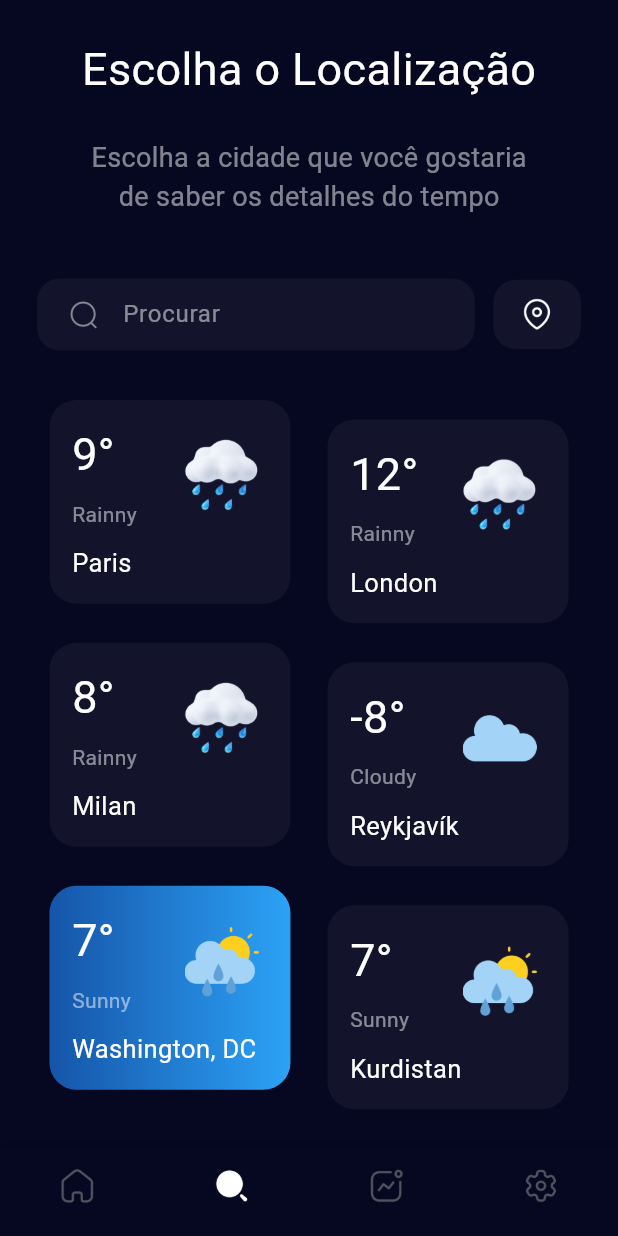
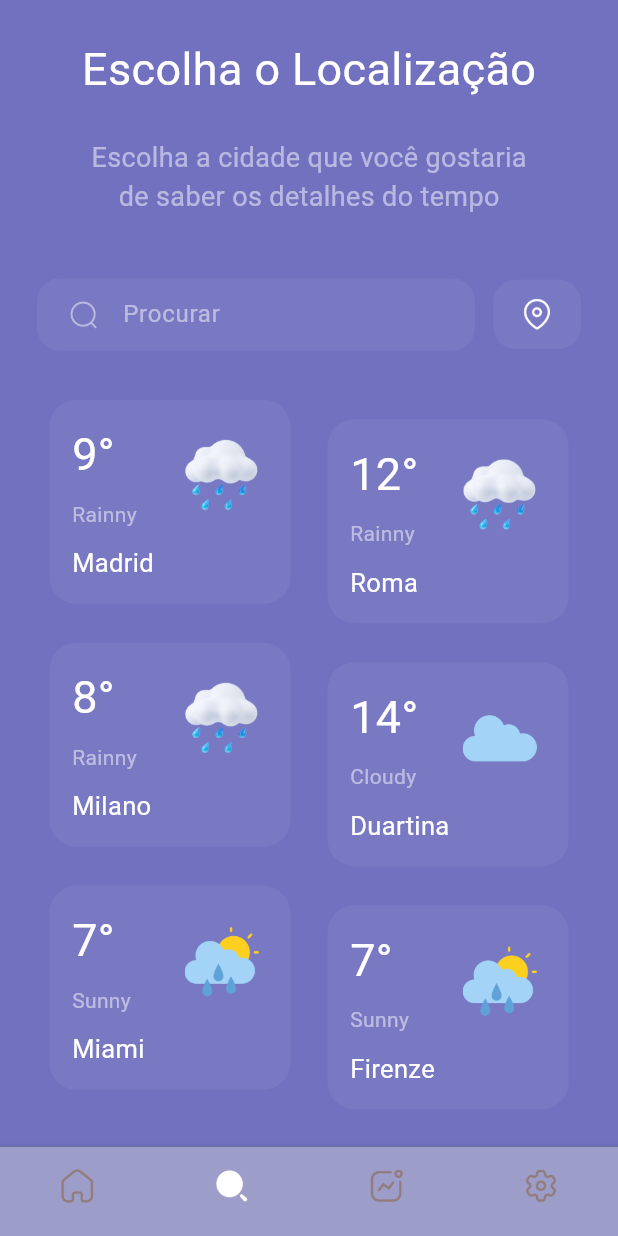
Before and after one commit to rafabcanedo/WeatherFlutter, a Flutter app: the screen it shows after launch, item 2 of the bottom bar chosen, on a phone screen of 412 x 824 dp. Run offline on Flutter 3.47's test engine with Material 3 defaults, Android fonts, the phone set to English and light mode, and no system bars; our stand-ins replace scrollable_positioned_list.

Commit message:
setting screen and alter some details

```diff
--- a/assets/myJson/file.json
+++ b/assets/myJson/file.json
@@ -1,6 +1,6 @@
 [
     {
-        "name": "Paris",
+        "name": "Madrid",
         "weekly_weather": [
             {
                 "main_temp": "9°C",
@@ -166,7 +166,7 @@
         ]
     },
     {
-        "name": "London",
+        "name": "Roma",
         "weekly_weather": [
             {
                 "main_temp": "10°C",
@@ -332,7 +332,7 @@
         ]
     },
     {
-        "name": "Milan",
+        "name": "Milano",
         "weekly_weather": [
             {
                 "main_temp": "10°C",
@@ -498,7 +498,7 @@
         ]
     },
     {
-        "name": "Reykjavík",
+        "name": "Duartina",
         "weekly_weather": [
             {
                 "main_temp": "-3°C",
@@ -630,7 +630,7 @@
                 "all_time": {}
             },
             {
-                "main_temp": "-8°C",
+                "main_temp": "14°C",
                 "main_wind": "17 km/h",
                 "main_humidity": "14%",
                 "main_img": "assets/img/4.png",
@@ -664,7 +664,7 @@
         ]
     },
     {
-        "name": "Washington, DC",
+        "name": "Miami",
         "weekly_weather": [
             {
                 "main_temp": "4°C",
@@ -830,7 +830,7 @@
         ]
     },
     {
-        "name": "Kurdistan",
+        "name": "Firenze",
         "weekly_weather": [
             {
                 "main_temp": "-3°C",
--- a/lib/ui/screens/bottomNavigationBar.dart
+++ b/lib/ui/screens/bottomNavigationBar.dart
@@ -40,7 +40,7 @@ class _NavBarState extends State<NavBar> {
       backgroundColor: Color(0xff060720),
       body: pages.elementAt(_currentIndex),
       bottomNavigationBar: BottomNavigationBar(
-        backgroundColor: Color(0xff060720),
+        backgroundColor: Color.fromARGB(255, 157, 157, 201),
         currentIndex: _currentIndex,
         showSelectedLabels: false,
         showUnselectedLabels: false,
@@ -52,22 +52,22 @@ class _NavBarState extends State<NavBar> {
         },
         items: [
           BottomNavigationBarItem(
-          icon: Image.asset('assets/icons/1.2.png', height: myHeight*0.03,color: Colors.grey.withOpacity(0.5),),
+          icon: Image.asset('assets/icons/1.2.png', height: myHeight*0.03,color: Color.fromARGB(255, 145, 123, 123)),
           label: '',
           activeIcon: Image.asset('assets/icons/1.1.png', height: myHeight*0.03,color: Colors.white),
           ),
           BottomNavigationBarItem(
-          icon: Image.asset('assets/icons/2.2.png', height: myHeight*0.03,color: Colors.grey.withOpacity(0.5),),
+          icon: Image.asset('assets/icons/2.2.png', height: myHeight*0.03,color: Color.fromARGB(255, 145, 123, 123)),
           label: '',
           activeIcon: Image.asset('assets/icons/2.1.png', height: myHeight*0.03,color: Colors.white),
           ),
           BottomNavigationBarItem(
-          icon: Image.asset('assets/icons/3.2.png', height: myHeight*0.03,color: Colors.grey.withOpacity(0.5),),
+          icon: Image.asset('assets/icons/3.2.png', height: myHeight*0.03,color: Color.fromARGB(255, 145, 123, 123)),
           label: '',
           activeIcon: Image.asset('assets/icons/3.1.png', height: myHeight*0.03,color: Colors.white),
           ),
           BottomNavigationBarItem(
-          icon: Image.asset('assets/icons/4.2.png', height: myHeight*0.03,color: Colors.grey.withOpacity(0.5),),
+          icon: Image.asset('assets/icons/4.2.png', height: myHeight*0.03,color: Color.fromARGB(255, 145, 123, 123)),
           label: '',
           activeIcon: Image.asset('assets/icons/4.1.png', height: myHeight*0.03,color: Colors.white),
           ),
--- a/lib/ui/screens/forecast.dart
+++ b/lib/ui/screens/forecast.dart
@@ -84,7 +84,7 @@ class _ForecastState extends State<Forecast> {
     double myWidth = MediaQuery.of(context).size.width;
     return SafeArea(
       child: Scaffold(
-        backgroundColor: Color(0xff060720),
+        backgroundColor: Color.fromARGB(255, 113, 113, 192),
         body: Container(
             height: myHeight,
             width: myWidth,
@@ -147,8 +147,8 @@ class _ForecastState extends State<Forecast> {
                                     : Colors.white.withOpacity(0.05),
                                 gradient: hour_index == index
                                     ? LinearGradient(colors: [
-                                        Color.fromARGB(255, 21, 85, 169),
-                                        Color.fromARGB(255, 44, 162, 246),
+                                        Color.fromARGB(255, 164, 141, 226),
+                                        Color.fromARGB(255, 154, 120, 216),
                                       ])
                                     : null),
                             child: Center(
--- a/lib/ui/screens/search.dart
+++ b/lib/ui/screens/search.dart
@@ -20,7 +20,7 @@ class _SearchState extends State<Search> {
 
   return SafeArea(
     child: Scaffold(
-      backgroundColor: Color(0xff060720),
+      backgroundColor: Color.fromARGB(255, 113, 113, 192),
       body: Container(
         height: myHeight,
         width: myWidth,
@@ -142,8 +142,8 @@ class _SearchState extends State<Search> {
                      widget.weatherModel[index].name
                      .toString()
                      ? LinearGradient(colors: [
-                      Color.fromARGB(255, 21, 85, 169),
-                      Color.fromARGB(255, 44, 162, 246),
+                      Color.fromARGB(255, 164, 141, 226),
+                     Color.fromARGB(255, 154, 120, 216),
                      ])
                      : null,
                      borderRadius: BorderRadius.circular(18)),
--- a/lib/ui/screens/setting.dart
+++ b/lib/ui/screens/setting.dart
@@ -15,11 +15,12 @@ class _SettingState extends State<Setting> {
 
   return SafeArea(
     child: Scaffold(
+      backgroundColor: Color.fromARGB(255, 113, 113, 192),
       body: Container(
         height: myHeight,
         width: myWidth,
-        child: Container(
-          child: Text('Setting Page'),
+        child: Center(
+          child: Text('Work in progress...', style: TextStyle(color: Colors.grey, fontSize: 25)),
         )
       )
     ),
```
Also changed, not shown: lib/ui/screens/home.dart (+6 -10 lines), lib/ui/screens/splash.dart (+13 -3 lines), lib/ui/build_flavor.dart (deleted).
